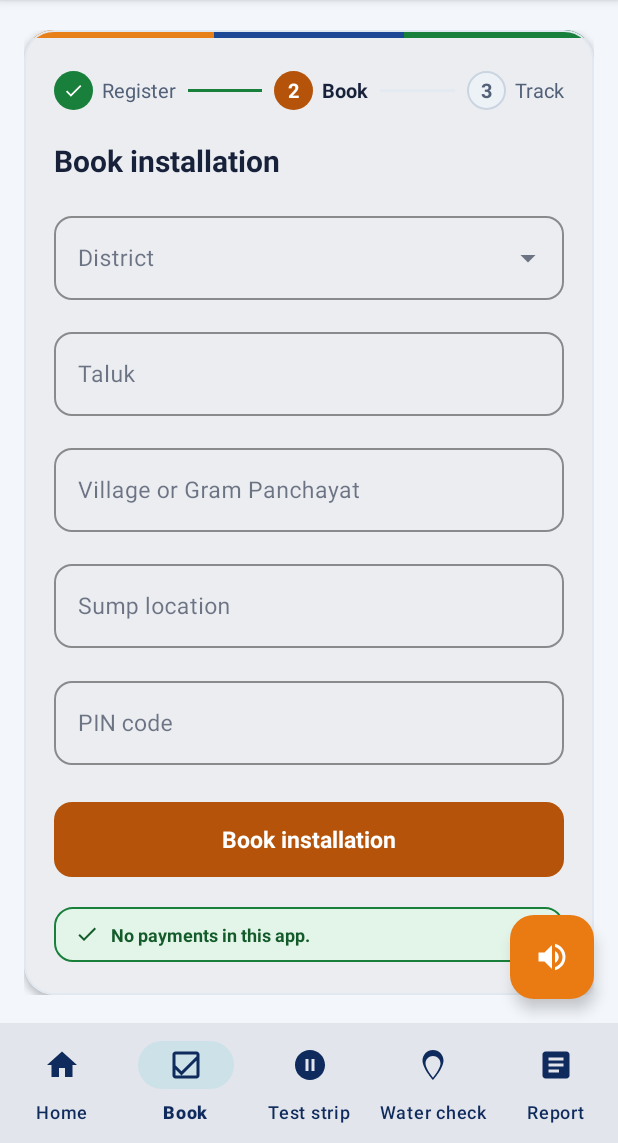
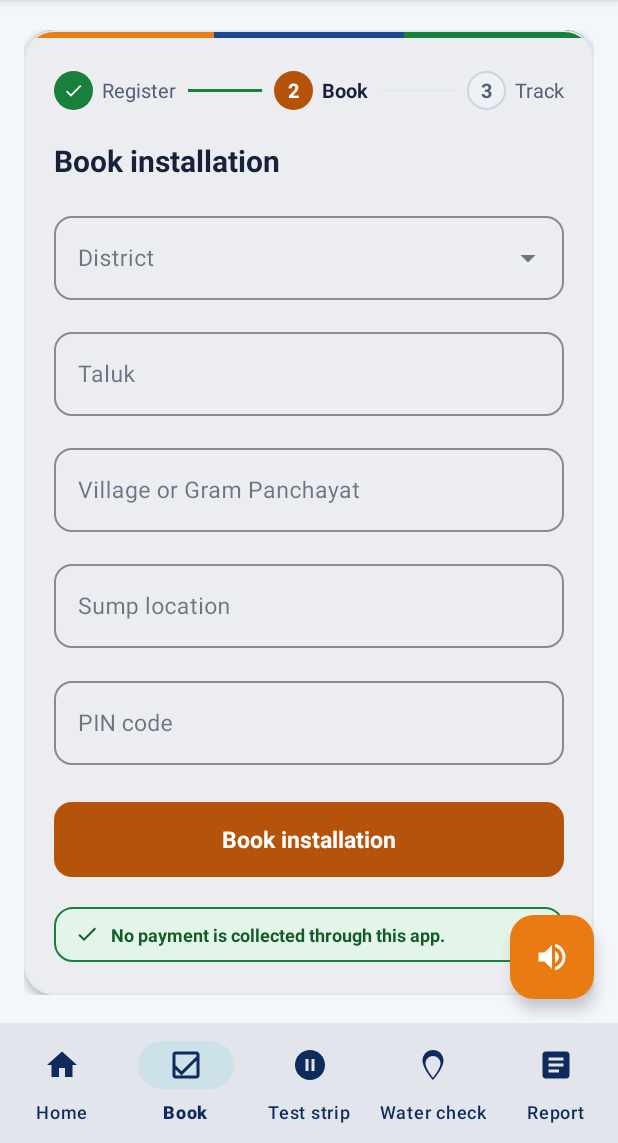
Before and after one commit to Manushree-S/Filter_Saathi, an Android app: the BookFragment screen opened through its navigation route, on a phone screen of 412 x 824 dp, the part 93-1236 px from its top. Run offline under Robolectric (Android 15) with nearby library versions, the phone set to English and light mode, and no system bars; our stand-ins replace Dagger/Hilt's generated code, navigation-ui; 5 statements that could not run were skipped.

Commit message:
chore: rephrase no-payments notice

```diff
--- a/app/src/main/res/values/ui_strings.xml
+++ b/app/src/main/res/values/ui_strings.xml
@@ -19,7 +19,7 @@
     <string name="ui_c2t">Verifies and routes it.</string>
     <string name="ui_c3">BWSSB or installer</string>
     <string name="ui_c3t">Surveys and installs.</string>
-    <string name="ui_no_pay">No payments in this app.</string>
+    <string name="ui_no_pay">No payment is collected through this app.</string>
     <string name="ui_g_live">Live readings</string>
     <string name="ui_g_tds">TDS · pH · level</string>
     <string name="ui_g_sed">Sediment</string>
```
Also changed, not shown: 1 other file.
